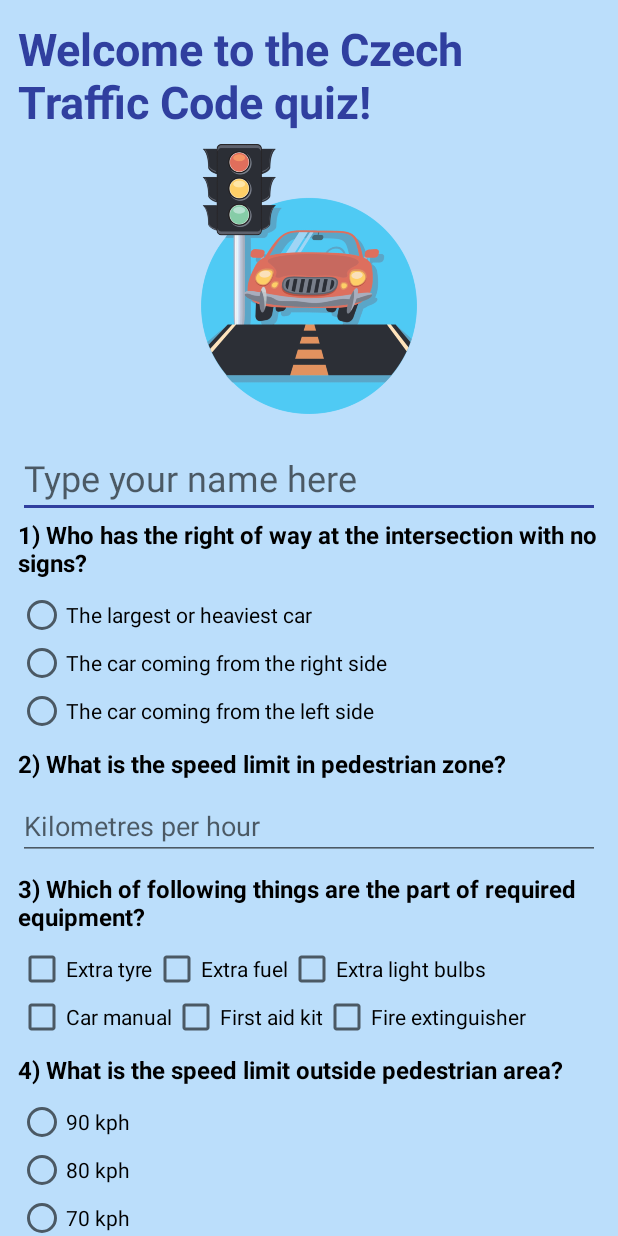
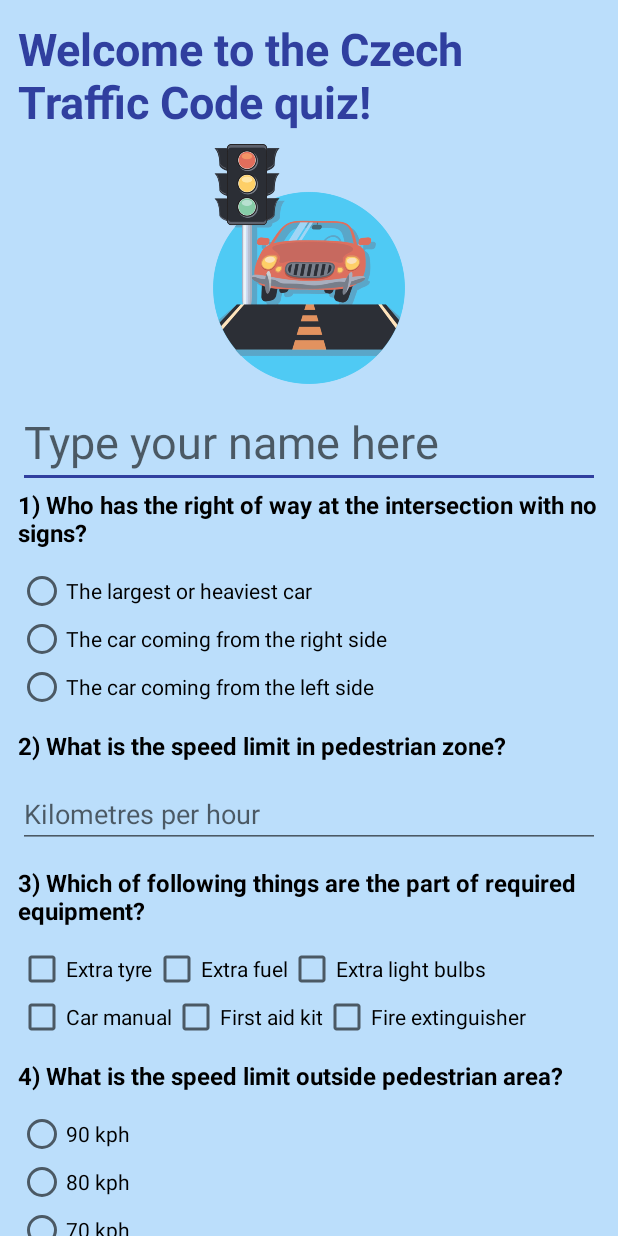
Before and after one commit to VojMi/TrafficCodeQuiz, an Android app: the screen it shows after launch (MainActivity), on a phone screen of 412 x 824 dp. Run offline under Robolectric (Android 15) with nearby library versions, the phone set to English and light mode, and no system bars.

Commit message:
New version for NanoDegree. ChangeLog: - counting of points improved - all dimensions defined in dimens.xml

```diff
--- a/app/build.gradle
+++ b/app/build.gradle
@@ -2,7 +2,6 @@ apply plugin: 'com.android.application'
 
 android {
     compileSdkVersion 26
-    buildToolsVersion "26.0.1"
     defaultConfig {
         applicationId "com.example.android.trafficcodequiz"
         minSdkVersion 15
--- a/app/src/main/res/layout/activity_main.xml
+++ b/app/src/main/res/layout/activity_main.xml
@@ -1,6 +1,5 @@
 <?xml version="1.0" encoding="utf-8"?>
 <ScrollView xmlns:android="http://schemas.android.com/apk/res/android"
-    xmlns:app="http://schemas.android.com/apk/res-auto"
     xmlns:tools="http://schemas.android.com/tools"
     android:layout_width="fill_parent"
     android:layout_height="fill_parent"
@@ -20,17 +19,17 @@
             android:layout_width="match_parent"
             android:layout_height="wrap_content"
             android:layout_gravity="center_horizontal"
-            android:layout_marginBottom="8dp"
+            android:layout_marginBottom="@dimen/marginBottomTitle"
             android:text="@string/welcome"
             android:textColor="@color/colorPrimaryDark"
-            android:textSize="30sp"
+            android:textSize="@dimen/titleTextSize"
             android:textStyle="bold" />
 
         <ImageView
             android:layout_width="wrap_content"
-            android:layout_height="180dp"
+            android:layout_height="@dimen/pictureSize"
             android:layout_gravity="center_horizontal"
-            android:layout_marginBottom="16dp"
+            android:layout_marginBottom="@dimen/marginBottomTitle"
             android:src="@drawable/logo" />
 
         <EditText
@@ -39,15 +38,15 @@
             android:layout_height="wrap_content"
             android:hint="@string/title_activity_user_name"
             android:inputType="textPersonName"
-            android:textSize="24sp" />
+            android:textSize="@dimen/titleTextSize" />
 
         <TextView
             android:layout_width="match_parent"
             android:layout_height="wrap_content"
-            android:layout_marginBottom="8dp"
+            android:layout_marginBottom="@dimen/activity_vertical_margin"
             android:text="@string/questionNo1"
             android:textColor="#000000"
-            android:textSize="16sp"
+            android:textSize="@dimen/TextSize"
             android:textStyle="bold" />
 
         <RadioGroup
@@ -79,11 +78,11 @@
         <TextView
             android:layout_width="match_parent"
             android:layout_height="wrap_content"
-            android:layout_marginBottom="8dp"
-            android:layout_marginTop="8dp"
+            android:layout_marginBottom="@dimen/activity_vertical_margin"
+            android:layout_marginTop="@dimen/activity_vertical_margin"
             android:text="@string/questionNo2"
             android:textColor="#000000"
-            android:textSize="16sp"
+            android:textSize="@dimen/TextSize"
             android:textStyle="bold" />
 
         <EditText
@@ -96,11 +95,11 @@
         <TextView
             android:layout_width="match_parent"
             android:layout_height="wrap_content"
-            android:layout_marginBottom="8dp"
-            android:layout_marginTop="8dp"
+            android:layout_marginBottom="@dimen/activity_vertical_margin"
+            android:layout_marginTop="@dimen/activity_vertical_margin"
             android:text="@string/questionNo3"
             android:textColor="#000000"
-            android:textSize="16sp"
+            android:textSize="@dimen/TextSize"
             android:textStyle="bold" />
 
         <RelativeLayout
@@ -155,11 +154,11 @@
         <TextView
             android:layout_width="match_parent"
             android:layout_height="wrap_content"
-            android:layout_marginBottom="8dp"
-            android:layout_marginTop="8dp"
+            android:layout_marginBottom="@dimen/activity_vertical_margin"
+            android:layout_marginTop="@dimen/activity_vertical_margin"
             android:text="@string/questionNo4"
             android:textColor="#000000"
-            android:textSize="16sp"
+            android:textSize="@dimen/TextSize"
             android:textStyle="bold" />
 
         <RadioGroup
@@ -191,11 +190,11 @@
         <TextView
             android:layout_width="match_parent"
             android:layout_height="wrap_content"
-            android:layout_marginBottom="8dp"
-            android:layout_marginTop="8dp"
+            android:layout_marginBottom="@dimen/activity_vertical_margin"
+            android:layout_marginTop="@dimen/activity_vertical_margin"
             android:text="@string/questionNo5"
             android:textColor="#000000"
-            android:textSize="16sp"
+            android:textSize="@dimen/TextSize"
             android:textStyle="bold" />
 
         <RadioGroup
@@ -227,11 +226,11 @@
         <TextView
             android:layout_width="match_parent"
             android:layout_height="wrap_content"
-            android:layout_marginBottom="8dp"
-            android:layout_marginTop="8dp"
+            android:layout_marginBottom="@dimen/activity_vertical_margin"
+            android:layout_marginTop="@dimen/activity_vertical_margin"
             android:text="@string/questionNo6"
             android:textColor="#000000"
-            android:textSize="16sp"
+            android:textSize="@dimen/TextSize"
             android:textStyle="bold" />
 
         <EditText
@@ -244,11 +243,11 @@
         <TextView
             android:layout_width="match_parent"
             android:layout_height="wrap_content"
-            android:layout_marginBottom="8dp"
-            android:layout_marginTop="8dp"
+            android:layout_marginBottom="@dimen/activity_vertical_margin"
+            android:layout_marginTop="@dimen/activity_vertical_margin"
             android:text="@string/questionNo7"
             android:textColor="#000000"
-            android:textSize="16sp"
+            android:textSize="@dimen/TextSize"
             android:textStyle="bold" />
 
         <RadioGroup
@@ -280,11 +279,11 @@
         <TextView
             android:layout_width="match_parent"
             android:layout_height="wrap_content"
-            android:layout_marginBottom="8dp"
-            android:layout_marginTop="8dp"
+            android:layout_marginBottom="@dimen/activity_vertical_margin"
+            android:layout_marginTop="@dimen/activity_vertical_margin"
             android:text="@string/questionNo8"
             android:textColor="#000000"
-            android:textSize="16sp"
+            android:textSize="@dimen/TextSize"
             android:textStyle="bold" />
 
         <RadioGroup
@@ -330,11 +329,11 @@
         <TextView
             android:layout_width="match_parent"
             android:layout_height="wrap_content"
-            android:layout_marginBottom="8dp"
-            android:layout_marginTop="8dp"
+            android:layout_marginBottom="@dimen/activity_vertical_margin"
+            android:layout_marginTop="@dimen/activity_vertical_margin"
             android:text="@string/questionNo9"
             android:textColor="#000000"
-            android:textSize="16sp"
+            android:textSize="@dimen/TextSize"
             android:textStyle="bold" />
 
         <RelativeLayout
@@ -389,11 +388,11 @@
         <TextView
             android:layout_width="match_parent"
             android:layout_height="wrap_content"
-            android:layout_marginBottom="8dp"
-            android:layout_marginTop="8dp"
+            android:layout_marginBottom="@dimen/activity_vertical_margin"
+            android:layout_marginTop="@dimen/activity_vertical_margin"
             android:text="@string/questionNo10"
             android:textColor="#000000"
-            android:textSize="16sp"
+            android:textSize="@dimen/TextSize"
             android:textStyle="bold" />
 
         <RadioGroup
--- a/app/src/main/res/values/dimens.xml
+++ b/app/src/main/res/values/dimens.xml
@@ -1,8 +1,11 @@
 <?xml version="1.0" encoding="utf-8"?>
 <resources>
-    <!-- Default screen margins, per the Android Design guidelines. -->
     <dimen name="activity_horizontal_margin">12dp</dimen>
     <dimen name="activity_vertical_margin">12dp</dimen>
     <dimen name="buttons_width">300dp</dimen>
     <dimen name="fab_margin">12dp</dimen>
+    <dimen name="marginBottomTitle">8dp</dimen>
+    <dimen name="titleTextSize">30sp</dimen>
+    <dimen name="pictureSize">160dp</dimen>
+    <dimen name="TextSize">16sp</dimen>
 </resources>
--- a/build.gradle
+++ b/build.gradle
@@ -5,7 +5,7 @@ buildscript {
         jcenter()
     }
     dependencies {
-        classpath 'com.android.tools.build:gradle:2.3.3'
+        classpath 'com.android.tools.build:gradle:3.0.1'
 
         // NOTE: Do not place your application dependencies here; they belong
         // in the individual module build.gradle files
```
Also changed, not shown: app/src/main/java/com/example/android/trafficcodequiz/MainActivity.java (+24 -50 lines), gradle/wrapper/gradle-wrapper.properties, 1 other file.
